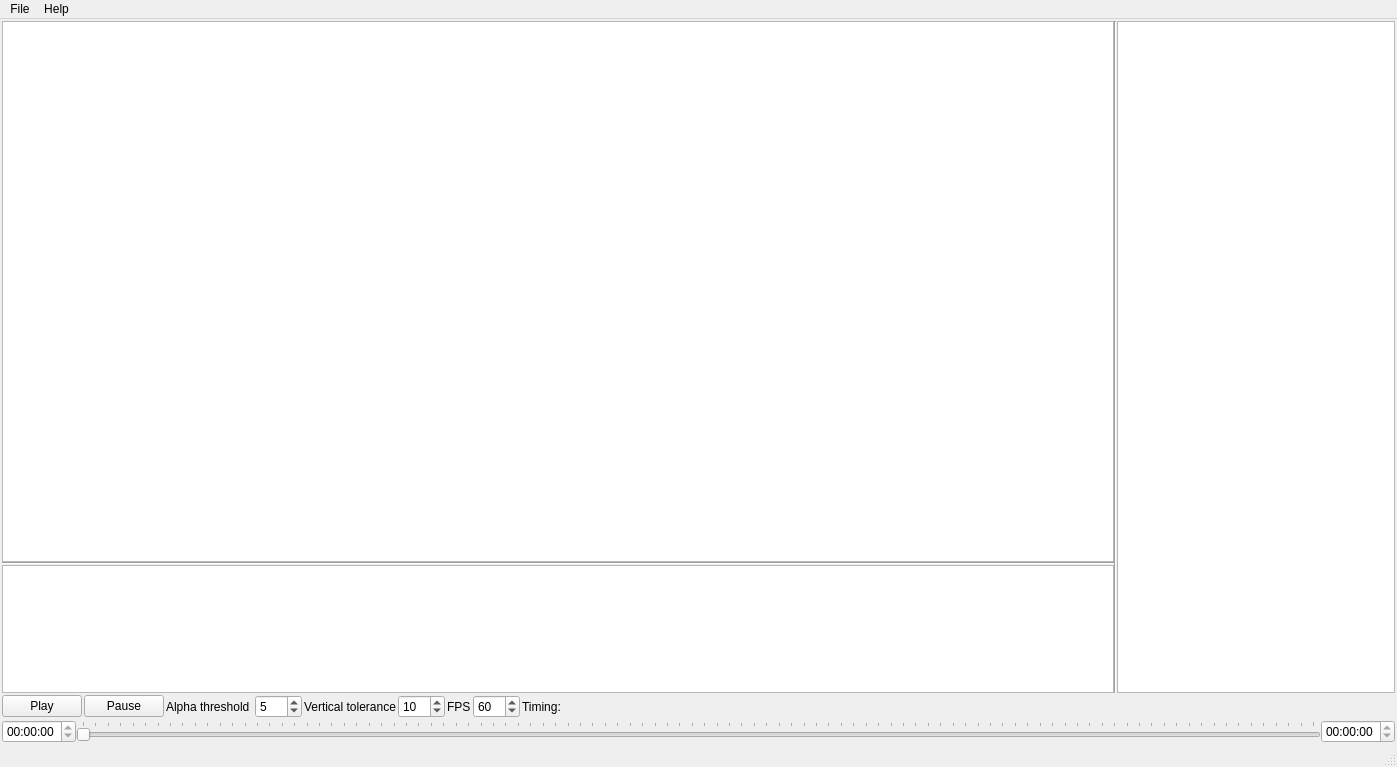
oktailb/SpriteStudio, file SpriteStudio/src/mainwindow.ui: the form before one commit.
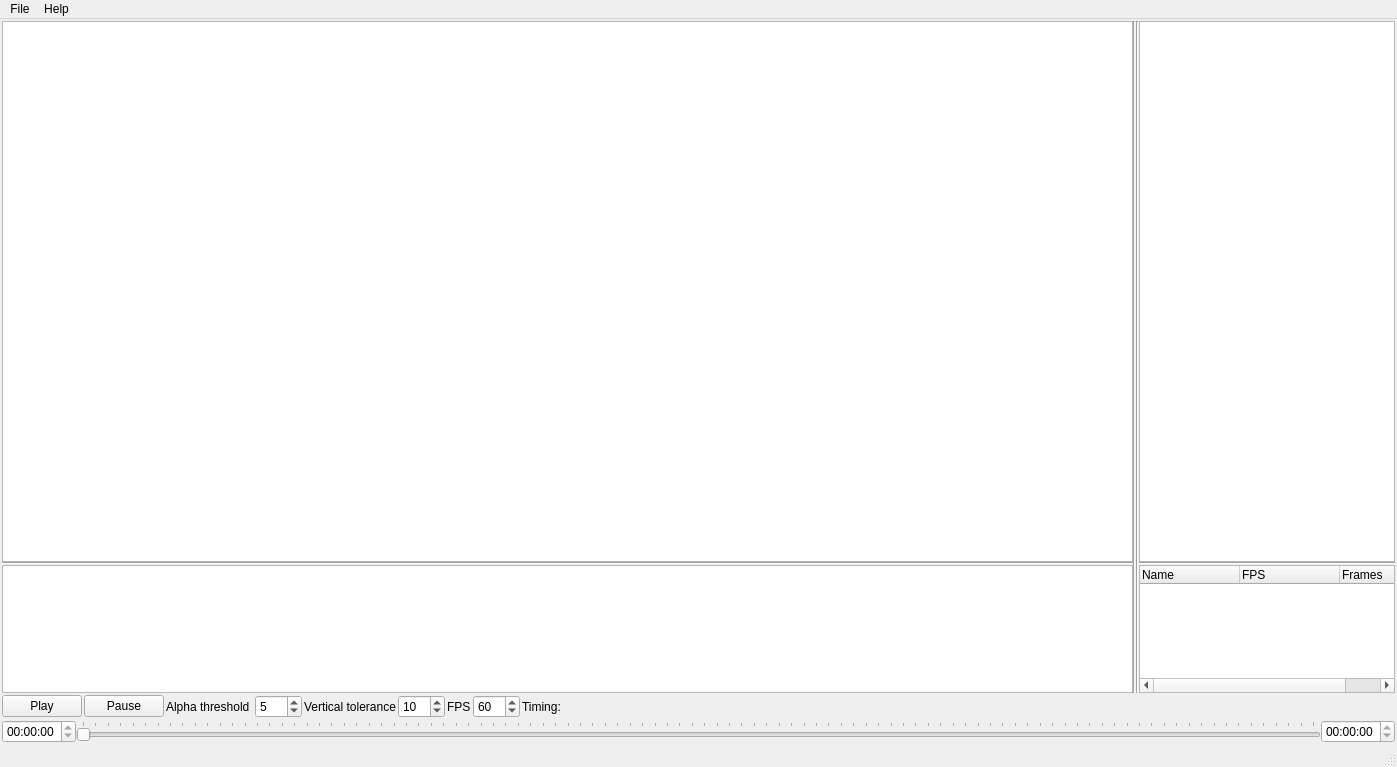
The form after the commit. Icons and pictures are not drawn.

Commit message:
Add an animation list control
Allows to create multiple animations from the same map

Diff of the .ui file:
```diff
--- a/SpriteStudio/src/mainwindow.ui
+++ b/SpriteStudio/src/mainwindow.ui
@@ -67,7 +67,7 @@
      <number>2</number>
     </property>
     <item>
-     <layout class="QHBoxLayout" name="DataArea" stretch="4,0,1">
+     <layout class="QHBoxLayout" name="DataArea" stretch="4,0,0,0">
       <property name="spacing">
        <number>0</number>
       </property>
@@ -174,7 +174,59 @@
        </widget>
       </item>
       <item>
-       <widget class="QGraphicsView" name="graphicsViewResult"/>
+       <widget class="Line" name="line_4">
+        <property name="orientation">
+         <enum>Qt::Orientation::Vertical</enum>
+        </property>
+       </widget>
+      </item>
+      <item>
+       <layout class="QVBoxLayout" name="animationArea">
+        <item>
+         <widget class="QGraphicsView" name="graphicsViewResult"/>
+        </item>
+        <item>
+         <widget class="Line" name="line_3">
+          <property name="orientation">
+           <enum>Qt::Orientation::Horizontal</enum>
+          </property>
+         </widget>
+        </item>
+        <item>
+         <widget class="QTreeWidget" name="animationList">
+          <property name="minimumSize">
+           <size>
+            <width>0</width>
+            <height>128</height>
+           </size>
+          </property>
+          <property name="maximumSize">
+           <size>
+            <width>16777215</width>
+            <height>128</height>
+           </size>
+          </property>
+          <property name="rootIsDecorated">
+           <bool>false</bool>
+          </property>
+          <column>
+           <property name="text">
+            <string>Name</string>
+           </property>
+          </column>
+          <column>
+           <property name="text">
+            <string>FPS</string>
+           </property>
+          </column>
+          <column>
+           <property name="text">
+            <string>Frames</string>
+           </property>
+          </column>
+         </widget>
+        </item>
+       </layout>
       </item>
      </layout>
     </item>
```
Left out of the diff: 2 changed lines with no effect on the pictures. The commit also changes 5 other files.
